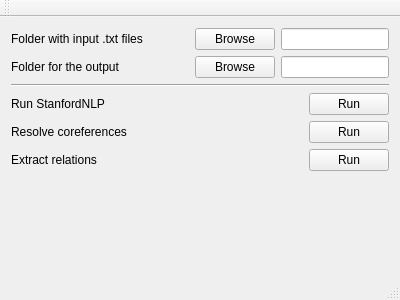
This is IRTMgui/mainwindow.ui in iammain/IR-TM as Qt 5 draws it before an edit. The edited form follows.
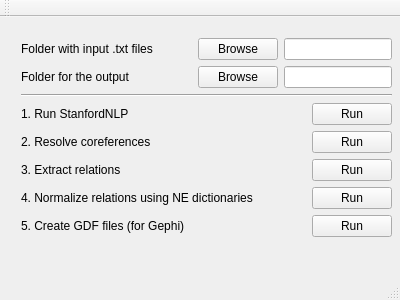
This is the edited form.

What changed in the file:
```diff
--- a/IRTMgui/mainwindow.ui
+++ b/IRTMgui/mainwindow.ui
@@ -14,8 +14,15 @@
    <string>MainWindow</string>
   </property>
   <widget class="QWidget" name="centralWidget">
-   <layout class="QGridLayout" name="gridLayout">
-    <item row="0" column="0">
+   <widget class="QWidget" name="">
+    <property name="geometry">
+     <rect>
+      <x>10</x>
+      <y>10</y>
+      <width>393</width>
+      <height>268</height>
+     </rect>
+    </property>
      <layout class="QVBoxLayout" name="verticalLayout">
       <item>
        <layout class="QHBoxLayout" name="horizontalLayout_2">
@@ -123,7 +130,7 @@
         <item>
          <widget class="QLabel" name="label_6">
           <property name="text">
-           <string>Run StanfordNLP</string>
+          <string>1. Run StanfordNLP</string>
           </property>
          </widget>
         </item>
@@ -154,7 +161,7 @@
         <item>
          <widget class="QLabel" name="label_3">
           <property name="text">
-           <string>Resolve coreferences</string>
+          <string>2. Resolve coreferences</string>
           </property>
          </widget>
         </item>
@@ -185,7 +192,7 @@
         <item>
          <widget class="QLabel" name="label_5">
           <property name="text">
-           <string>Extract relations</string>
+          <string>3. Extract relations</string>
           </property>
          </widget>
         </item>
@@ -211,6 +218,68 @@
         </item>
        </layout>
       </item>
+     <item>
+      <layout class="QHBoxLayout" name="horizontalLayout_6">
+       <item>
+        <widget class="QLabel" name="label_7">
+         <property name="text">
+          <string>4. Normalize relations using NE dictionaries</string>
+         </property>
+        </widget>
+       </item>
+       <item>
+        <spacer name="horizontalSpacer_6">
+         <property name="orientation">
+          <enum>Qt::Horizontal</enum>
+         </property>
+         <property name="sizeHint" stdset="0">
+          <size>
+           <width>40</width>
+           <height>20</height>
+          </size>
+         </property>
+        </spacer>
+       </item>
+       <item>
+        <widget class="QPushButton" name="RunNormalization">
+         <property name="text">
+          <string>Run</string>
+         </property>
+        </widget>
+       </item>
+      </layout>
+     </item>
+     <item>
+      <layout class="QHBoxLayout" name="horizontalLayout_7">
+       <item>
+        <widget class="QLabel" name="label_8">
+         <property name="text">
+          <string>5. Create GDF files (for Gephi)</string>
+         </property>
+        </widget>
+       </item>
+       <item>
+        <spacer name="horizontalSpacer_7">
+         <property name="orientation">
+          <enum>Qt::Horizontal</enum>
+         </property>
+         <property name="sizeHint" stdset="0">
+          <size>
+           <width>40</width>
+           <height>20</height>
+          </size>
+         </property>
+        </spacer>
+       </item>
+       <item>
+        <widget class="QPushButton" name="RunGDF">
+         <property name="text">
+          <string>Run</string>
+         </property>
+        </widget>
+       </item>
+      </layout>
+     </item>
       <item>
        <spacer name="verticalSpacer">
         <property name="orientation">
@@ -225,10 +294,7 @@
        </spacer>
       </item>
      </layout>
-    </item>
-   </layout>
-   <zorder>layoutWidget</zorder>
-   <zorder>label_6</zorder>
+   </widget>
   </widget>
   <widget class="QMenuBar" name="menuBar">
    <property name="geometry">
```
Lines whose indentation alone changed are shown as unchanged.
